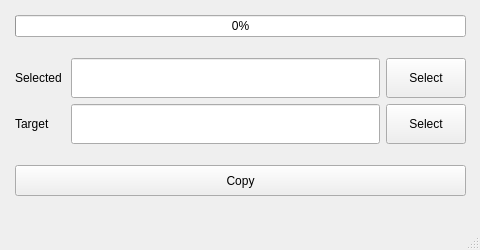
Qt form resources/ui/app_window.ui (komastar-photo/PhotoSelector) before a commit.
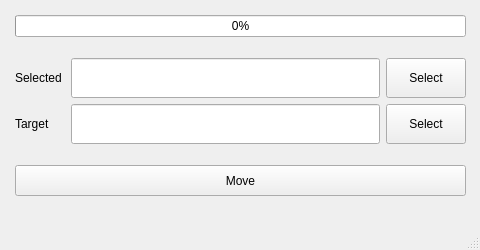
The same form after that commit.

What changed in the file:
```diff
--- a/resources/ui/app_window.ui
+++ b/resources/ui/app_window.ui
@@ -272,7 +272,7 @@
           </sizepolicy>
          </property>
          <property name="text">
-          <string>Copy</string>
+          <string>Move</string>
          </property>
         </widget>
        </item>
```
